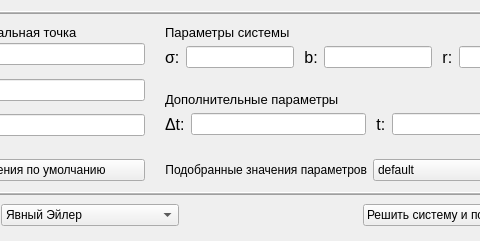
Before: the Qt Designer form DM Lorenz system (attractor)/input.ui in Shemplo/CMNS-and-Numerical-Methods, drawn with Qt 5; both pictures show x 117 to 597 and y 0 to 241 of the 709 by 241 pixel window.
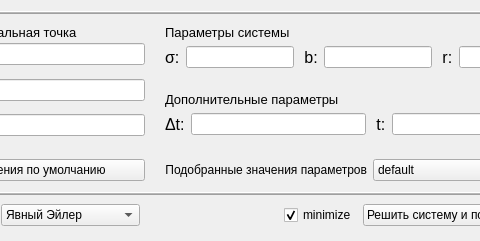
After: the same form once the commit is applied.

Diff of the .ui file:
```diff
--- a/DM Lorenz system (attractor)/input.ui
+++ b/DM Lorenz system (attractor)/input.ui
@@ -449,6 +449,16 @@
         </property>
        </spacer>
       </item>
+      <item>
+       <widget class="QCheckBox" name="minimize">
+        <property name="text">
+         <string>minimize</string>
+        </property>
+        <property name="checked">
+         <bool>true</bool>
+        </property>
+       </widget>
+      </item>
       <item>
        <widget class="QPushButton" name="solve">
         <property name="enabled">
```
Left out of the diff: 10 changed lines with no effect on the pictures.
